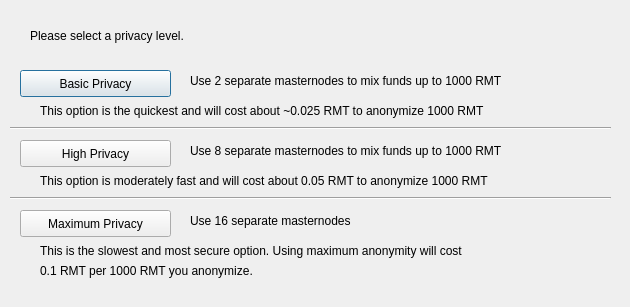
This is src/qt/forms/darksendconfig.ui in rampantco/Rampant as Qt 5 draws it before an edit. The edited form follows.
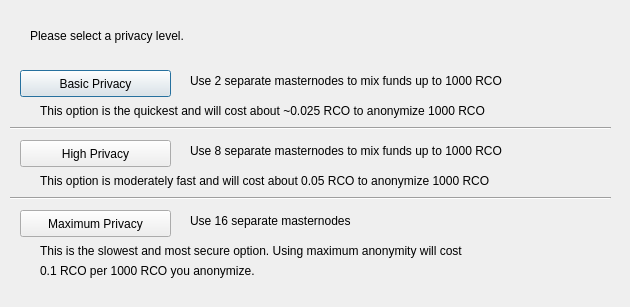
This is the edited form.

Diff of the .ui file:
```diff
--- a/src/qt/forms/darksendconfig.ui
+++ b/src/qt/forms/darksendconfig.ui
@@ -75,7 +75,7 @@
     </rect>
    </property>
    <property name="text">
-    <string>Use 2 separate masternodes to mix funds up to 1000 RMT</string>
+    <string>Use 2 separate masternodes to mix funds up to 1000 RCO</string>
    </property>
   </widget>
   <widget class="QLabel" name="label_3">
@@ -88,7 +88,7 @@
     </rect>
    </property>
    <property name="text">
-    <string>Use 8 separate masternodes to mix funds up to 1000 RMT</string>
+    <string>Use 8 separate masternodes to mix funds up to 1000 RCO</string>
    </property>
   </widget>
   <widget class="QLabel" name="label_4">
@@ -114,7 +114,7 @@
     </rect>
    </property>
    <property name="text">
-    <string>This option is the quickest and will cost about ~0.025 RMT to anonymize 1000 RMT</string>
+    <string>This option is the quickest and will cost about ~0.025 RCO to anonymize 1000 RCO</string>
    </property>
   </widget>
   <widget class="QLabel" name="label_7">
@@ -127,7 +127,7 @@
     </rect>
    </property>
    <property name="text">
-    <string>This option is moderately fast and will cost about 0.05 RMT to anonymize 1000 RMT</string>
+    <string>This option is moderately fast and will cost about 0.05 RCO to anonymize 1000 RCO</string>
    </property>
   </widget>
   <widget class="QLabel" name="label_8">
@@ -153,7 +153,7 @@
     </rect>
    </property>
    <property name="text">
-    <string>0.1 RMT per 1000 RMT you anonymize.</string>
+    <string>0.1 RCO per 1000 RCO you anonymize.</string>
    </property>
   </widget>
   <widget class="Line" name="line">
```
